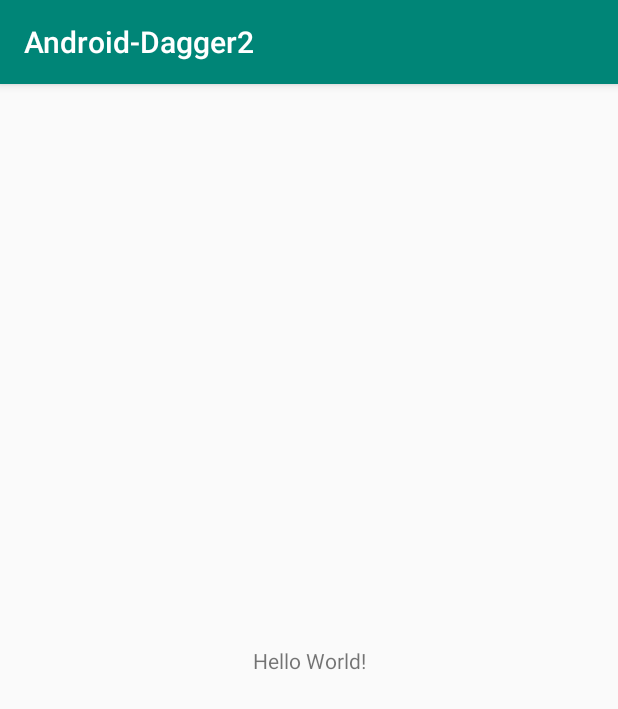
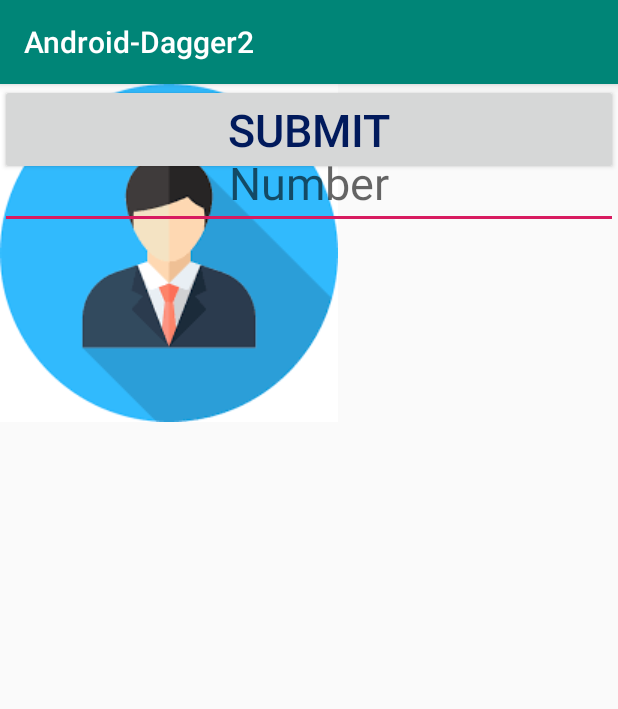
Before and after one commit to Sango17/Android-Dagger2, an Android app: the screen it shows after launch (MainActivity), on a phone screen of 412 x 824 dp. Shown: the top 709 px of the screen. Run offline under Robolectric (Android 15) with nearby library versions, the phone set to English and light mode, and no system bars.

Commit message:
Modified activity_main

```diff
--- a/app/src/main/res/layout/activity_main.xml
+++ b/app/src/main/res/layout/activity_main.xml
@@ -8,12 +8,52 @@
     tools:context=".MainActivity">
 
     <TextView
+        android:layout_width = "match_parent"
+        android:layout_height = "wrap_content"
+        android:text = "@string/title"
+        android:id = "@+id/tvTitle"
+        android:textAlignment="center"
+        android:textColor = "#011a5c"
+        android:layout_marginTop="20dp"
+        android:textSize = "40dp" />
+
+
+
+    <ImageView
         android:layout_width="wrap_content"
         android:layout_height="wrap_content"
-        android:text="Hello World!"
-        app:layout_constraintBottom_toBottomOf="parent"
-        app:layout_constraintLeft_toLeftOf="parent"
-        app:layout_constraintRight_toRightOf="parent"
-        app:layout_constraintTop_toTopOf="parent"/>
+        android:id="@+id/ivMember"
+        android:src="@drawable/member"
+        android:layout_below="@+id/tvTitle"
+        android:layout_marginTop="20dp"
+        android:layout_centerHorizontal="true" />
+
+
+
+
+
+    <EditText
+        android:layout_width="match_parent"
+        android:layout_height="wrap_content"
+        android:hint="@string/enter_number"
+        android:id="@+id/etMemberId"
+        android:layout_below="@+id/ivMember"
+        android:textAlignment="center"
+        android:textColor = "#011a5c"
+        android:layout_marginTop="20dp"
+        android:textSize="30dp" />
+
+
+
+    <Button
+        android:layout_width="match_parent"
+        android:layout_height="wrap_content"
+        android:text="@string/submit"
+        android:id="@+id/btnSubmit"
+        android:layout_below="@+id/etMemberId"
+        android:textAlignment="center"
+        android:textColor = "#011a5c"
+        android:layout_marginTop="20dp"
+        android:textSize="30dp" />
 
 </android.support.constraint.ConstraintLayout>
```
